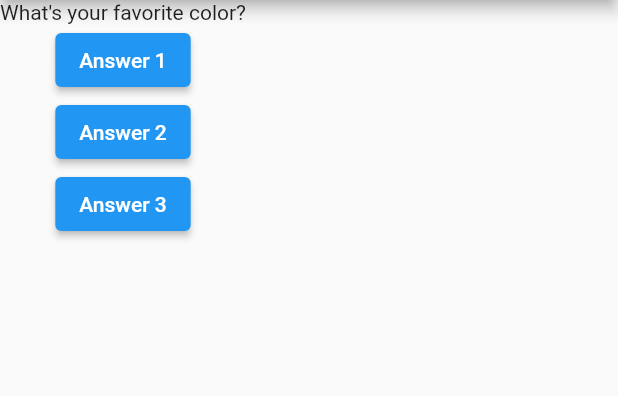
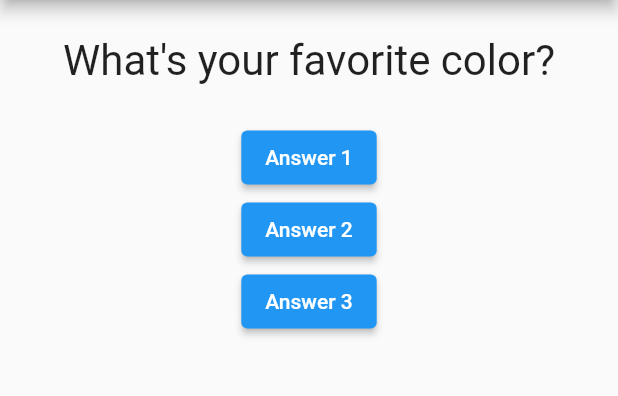
Before and after one commit to iamyuu/flutter_quiz, a Flutter app: the screen it shows after launch, on a phone screen of 412 x 824 dp, the part 84-480 px from its top. Run offline on Flutter 3.47's test engine with Material 2 defaults, Android fonts, the phone set to English and light mode, and no system bars.

Commit message:
styling question

```diff
--- a/lib/question.dart
+++ b/lib/question.dart
@@ -6,5 +6,15 @@ class Question extends StatelessWidget {
   const Question(this.questionText, {Key? key}) : super(key: key);
 
   @override
-  Widget build(BuildContext context) => Text(questionText);
+  Widget build(BuildContext context) {
+    return Container(
+      width: double.infinity,
+      margin: const EdgeInsets.all(24),
+      child: Text(
+        questionText,
+        style: const TextStyle(fontSize: 28),
+        textAlign: TextAlign.center,
+      ),
+    );
+  }
 }
```
